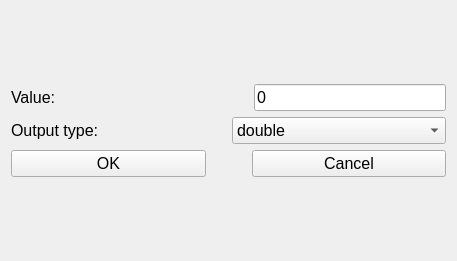
First picture: the form in BlockEditor/DialogConst.ui, repository jozefmery/BlockEditor, before the edit.
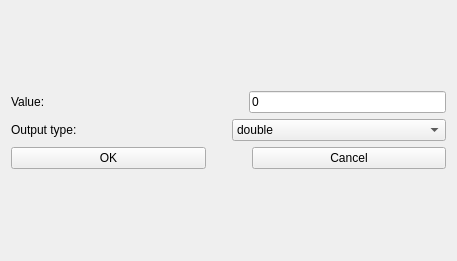
Second picture: the form after the edit.

```diff
--- a/BlockEditor/DialogConst.ui
+++ b/BlockEditor/DialogConst.ui
@@ -14,10 +14,7 @@
    <string>Configure constant Block</string>
   </property>
   <property name="styleSheet">
-   <string notr="true">QWidget {
-
-	font-size: 12pt;
-}</string>
+   <string notr="true"/>
   </property>
   <layout class="QVBoxLayout" name="verticalLayout_3">
    <item>
```
